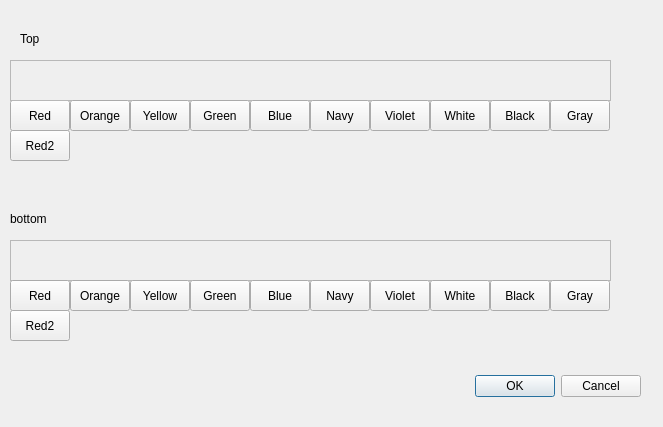
Old version of the form mother_system/UI_file/cloth_pop.ui in the repository addinedu-ros-6th/deeplearning-repo-4.
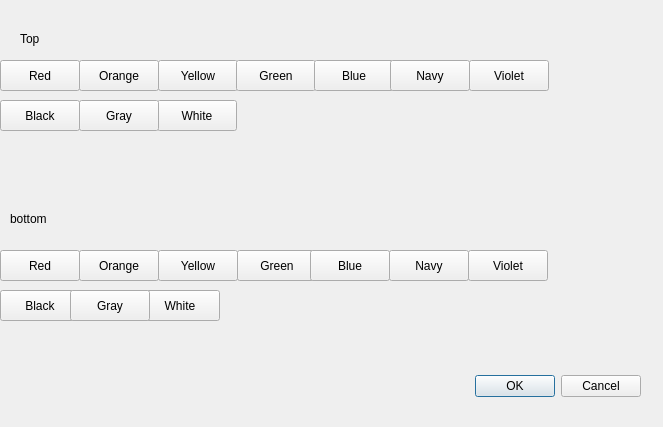
New version of the form.

```diff
--- a/mother_system/UI_file/cloth_pop.ui
+++ b/mother_system/UI_file/cloth_pop.ui
@@ -58,9 +58,9 @@
   <widget class="QPushButton" name="Red">
    <property name="geometry">
     <rect>
-     <x>10</x>
-     <y>100</y>
-     <width>60</width>
+     <x>0</x>
+     <y>60</y>
+     <width>80</width>
      <height>31</height>
     </rect>
    </property>
@@ -68,44 +68,12 @@
     <string>Red</string>
    </property>
   </widget>
-  <widget class="QFrame" name="color1">
-   <property name="geometry">
-    <rect>
-     <x>10</x>
-     <y>60</y>
-     <width>601</width>
-     <height>41</height>
-    </rect>
-   </property>
-   <property name="frameShape">
-    <enum>QFrame::StyledPanel</enum>
-   </property>
-   <property name="frameShadow">
-    <enum>QFrame::Raised</enum>
-   </property>
-  </widget>
-  <widget class="QFrame" name="color2">
-   <property name="geometry">
-    <rect>
-     <x>10</x>
-     <y>240</y>
-     <width>601</width>
-     <height>41</height>
-    </rect>
-   </property>
-   <property name="frameShape">
-    <enum>QFrame::StyledPanel</enum>
-   </property>
-   <property name="frameShadow">
-    <enum>QFrame::Raised</enum>
-   </property>
-  </widget>
   <widget class="QPushButton" name="Orange">
    <property name="geometry">
     <rect>
-     <x>70</x>
-     <y>100</y>
-     <width>60</width>
+     <x>79</x>
+     <y>60</y>
+     <width>80</width>
      <height>31</height>
     </rect>
    </property>
@@ -116,9 +84,9 @@
   <widget class="QPushButton" name="Yellow">
    <property name="geometry">
     <rect>
-     <x>130</x>
-     <y>100</y>
-     <width>60</width>
+     <x>158</x>
+     <y>60</y>
+     <width>80</width>
      <height>31</height>
     </rect>
    </property>
@@ -129,9 +97,9 @@
   <widget class="QPushButton" name="Green">
    <property name="geometry">
     <rect>
-     <x>190</x>
-     <y>100</y>
-     <width>60</width>
+     <x>236</x>
+     <y>60</y>
+     <width>80</width>
      <height>31</height>
     </rect>
    </property>
@@ -142,9 +110,9 @@
   <widget class="QPushButton" name="Blue">
    <property name="geometry">
     <rect>
-     <x>250</x>
-     <y>100</y>
-     <width>60</width>
+     <x>314</x>
+     <y>60</y>
+     <width>80</width>
      <height>31</height>
     </rect>
    </property>
@@ -155,9 +123,9 @@
   <widget class="QPushButton" name="Navy">
    <property name="geometry">
     <rect>
-     <x>310</x>
-     <y>100</y>
-     <width>60</width>
+     <x>390</x>
+     <y>60</y>
+     <width>80</width>
      <height>31</height>
     </rect>
    </property>
@@ -168,9 +136,9 @@
   <widget class="QPushButton" name="Violet">
    <property name="geometry">
     <rect>
-     <x>370</x>
-     <y>100</y>
-     <width>60</width>
+     <x>469</x>
+     <y>60</y>
+     <width>80</width>
      <height>31</height>
     </rect>
    </property>
@@ -181,9 +149,9 @@
   <widget class="QPushButton" name="White">
    <property name="geometry">
     <rect>
-     <x>430</x>
+     <x>157</x>
      <y>100</y>
-     <width>60</width>
+     <width>80</width>
      <height>31</height>
     </rect>
    </property>
@@ -194,9 +162,9 @@
   <widget class="QPushButton" name="Black">
    <property name="geometry">
     <rect>
-     <x>490</x>
+     <x>0</x>
      <y>100</y>
-     <width>60</width>
+     <width>80</width>
      <height>31</height>
     </rect>
    </property>
@@ -207,9 +175,9 @@
   <widget class="QPushButton" name="Gray">
    <property name="geometry">
     <rect>
-     <x>550</x>
+     <x>79</x>
      <y>100</y>
-     <width>60</width>
+     <width>80</width>
      <height>31</height>
     </rect>
    </property>
@@ -220,9 +188,9 @@
   <widget class="QPushButton" name="Yellow_2">
    <property name="geometry">
     <rect>
-     <x>130</x>
-     <y>280</y>
-     <width>60</width>
+     <x>158</x>
+     <y>250</y>
+     <width>80</width>
      <height>31</height>
     </rect>
    </property>
@@ -233,9 +201,9 @@
   <widget class="QPushButton" name="White_2">
    <property name="geometry">
     <rect>
-     <x>430</x>
-     <y>280</y>
-     <width>60</width>
+     <x>140</x>
+     <y>290</y>
+     <width>80</width>
      <height>31</height>
     </rect>
    </property>
@@ -246,9 +214,9 @@
   <widget class="QPushButton" name="Green_2">
    <property name="geometry">
     <rect>
-     <x>190</x>
-     <y>280</y>
-     <width>60</width>
+     <x>237</x>
+     <y>250</y>
+     <width>80</width>
      <height>31</height>
     </rect>
    </property>
@@ -259,9 +227,9 @@
   <widget class="QPushButton" name="Violet_2">
    <property name="geometry">
     <rect>
-     <x>370</x>
-     <y>280</y>
-     <width>60</width>
+     <x>468</x>
+     <y>250</y>
+     <width>80</width>
      <height>31</height>
     </rect>
    </property>
@@ -272,9 +240,9 @@
   <widget class="QPushButton" name="Orange_2">
    <property name="geometry">
     <rect>
-     <x>70</x>
-     <y>280</y>
-     <width>60</width>
+     <x>79</x>
+     <y>250</y>
+     <width>80</width>
      <height>31</height>
     </rect>
    </property>
@@ -285,9 +253,9 @@
   <widget class="QPushButton" name="Black_2">
    <property name="geometry">
     <rect>
-     <x>490</x>
-     <y>280</y>
-     <width>60</width>
+     <x>0</x>
+     <y>290</y>
+     <width>80</width>
      <height>31</height>
     </rect>
    </property>
@@ -298,9 +266,9 @@
   <widget class="QPushButton" name="Gray_2">
    <property name="geometry">
     <rect>
-     <x>550</x>
-     <y>280</y>
-     <width>60</width>
+     <x>70</x>
+     <y>290</y>
+     <width>80</width>
      <height>31</height>
     </rect>
    </property>
@@ -311,9 +279,9 @@
   <widget class="QPushButton" name="Red_2">
    <property name="geometry">
     <rect>
-     <x>10</x>
-     <y>280</y>
-     <width>60</width>
+     <x>0</x>
+     <y>250</y>
+     <width>80</width>
      <height>31</height>
     </rect>
    </property>
@@ -324,9 +292,9 @@
   <widget class="QPushButton" name="Blue_2">
    <property name="geometry">
     <rect>
-     <x>250</x>
-     <y>280</y>
-     <width>60</width>
+     <x>310</x>
+     <y>250</y>
+     <width>80</width>
      <height>31</height>
     </rect>
    </property>
@@ -337,9 +305,9 @@
   <widget class="QPushButton" name="Navy_2">
    <property name="geometry">
     <rect>
-     <x>310</x>
-     <y>280</y>
-     <width>60</width>
+     <x>389</x>
+     <y>250</y>
+     <width>80</width>
      <height>31</height>
     </rect>
    </property>
@@ -347,32 +315,6 @@
     <string>Navy</string>
    </property>
   </widget>
-  <widget class="QPushButton" name="Red2">
-   <property name="geometry">
-    <rect>
-     <x>10</x>
-     <y>130</y>
-     <width>60</width>
-     <height>31</height>
-    </rect>
-   </property>
-   <property name="text">
-    <string>Red2</string>
-   </property>
-  </widget>
-  <widget class="QPushButton" name="Red2_2">
-   <property name="geometry">
-    <rect>
-     <x>10</x>
-     <y>310</y>
-     <width>60</width>
-     <height>31</height>
-    </rect>
-   </property>
-   <property name="text">
-    <string>Red2</string>
-   </property>
-  </widget>
  </widget>
  <resources/>
  <connections>
```
